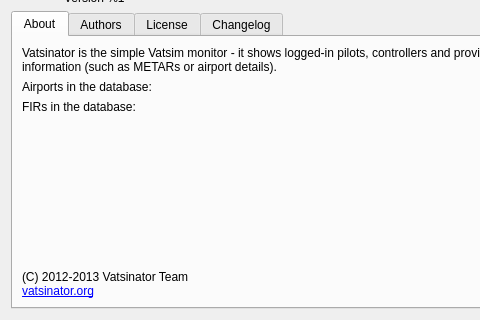
Above: source/ui/resources/aboutwindow.ui from Vatsinator/vatsinator-legacy before the change; both pictures show x 0 to 480 and y 100 to 420 of the 612 by 420 pixel window. Below: the same form after it.
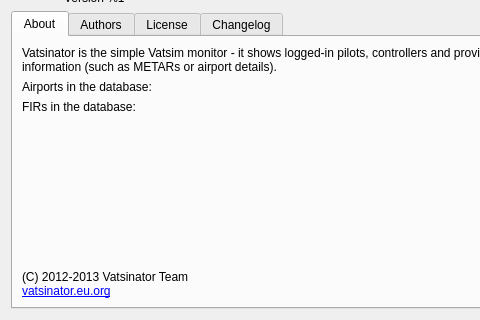
That is the form after the change. Icons and pictures are not drawn.

```diff
--- a/source/ui/resources/aboutwindow.ui
+++ b/source/ui/resources/aboutwindow.ui
@@ -198,7 +198,7 @@
             </sizepolicy>
            </property>
            <property name="text">
-            <string>(C) 2012-2013 Vatsinator Team&lt;br&gt;&lt;a href=&quot;http://vatsinator.org/&quot;&gt;vatsinator.org&lt;/a&gt;</string>
+            <string>(C) 2012-2013 Vatsinator Team&lt;br&gt;&lt;a href=&quot;http://vatsinator.eu.org/&quot;&gt;vatsinator.eu.org&lt;/a&gt;</string>
            </property>
            <property name="alignment">
             <set>Qt::AlignBottom|Qt::AlignLeading|Qt::AlignLeft</set>
```
